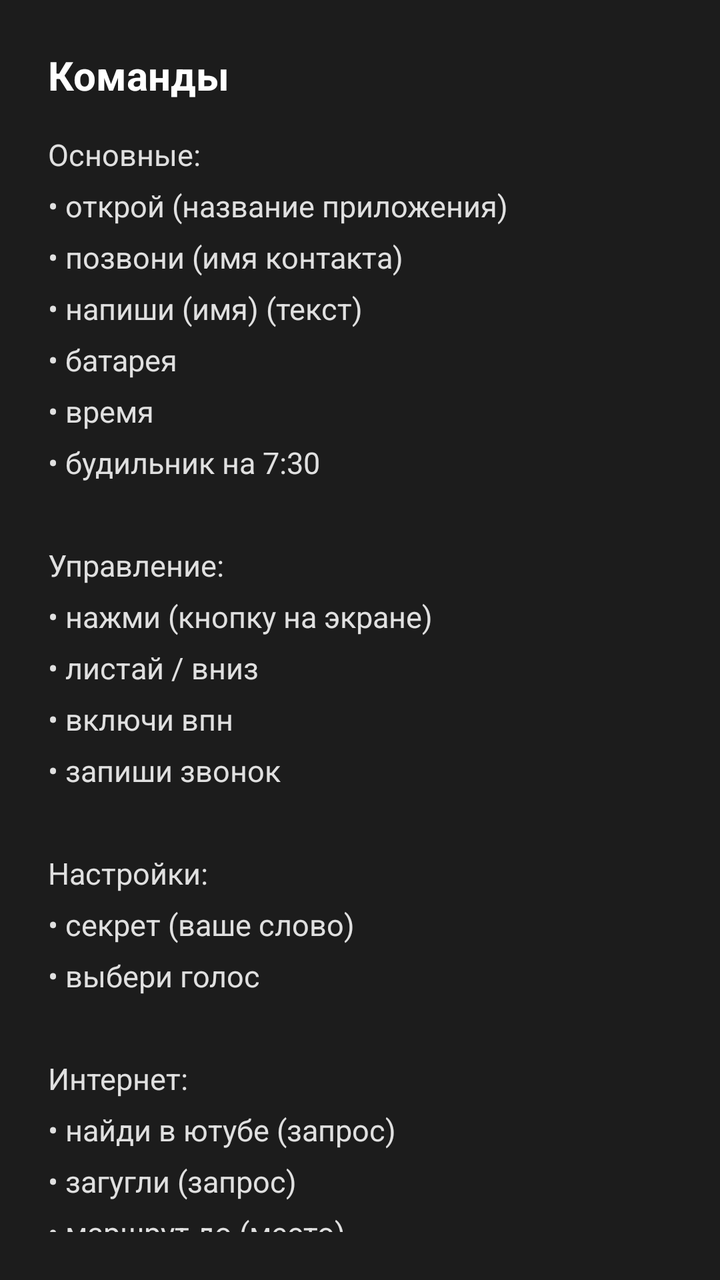
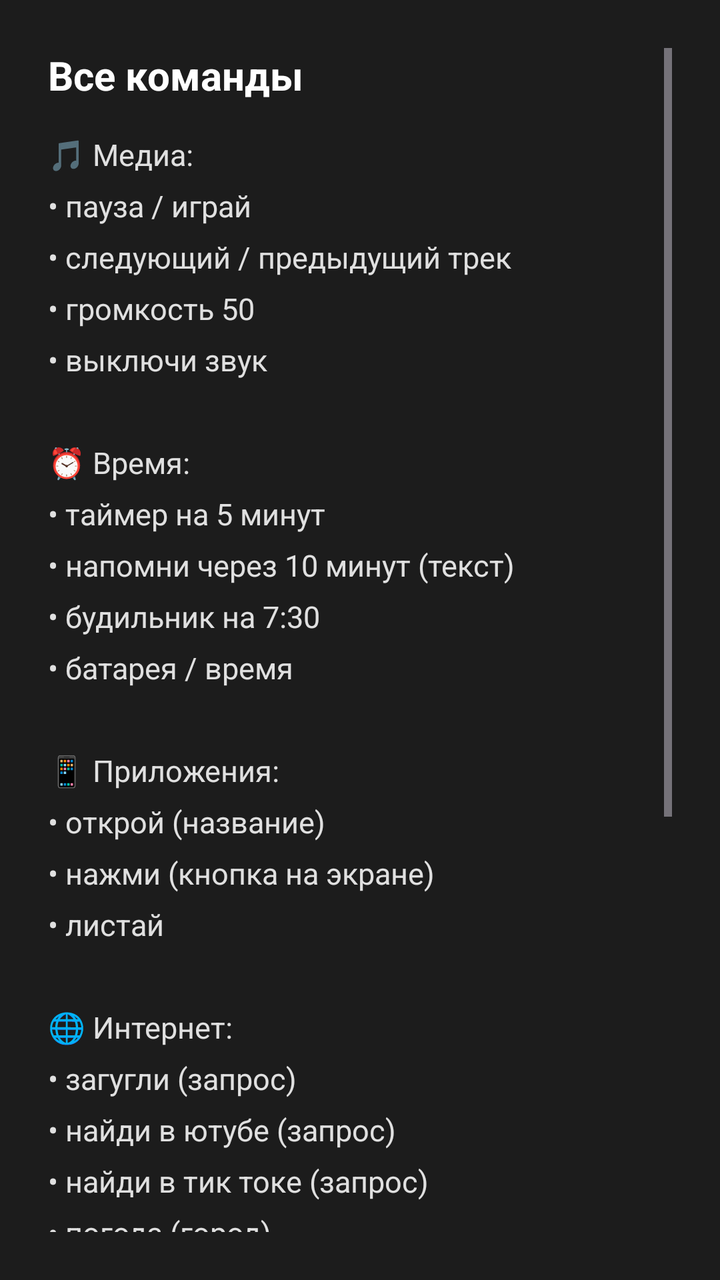

Before-and-after screenshots of an Android layout around one commit, followed by the original layout XML and the change that was made.
<!-- AndroidManifest.xml: application theme Theme.Jarvis -->
<!-- res/layout/dialog_commands_list.xml -->
<?xml version="1.0" encoding="utf-8"?>
<ScrollView xmlns:android="http://schemas.android.com/apk/res/android"
    android:layout_width="match_parent"
    android:layout_height="wrap_content"
    android:padding="24dp"
    android:background="#1C1C1C">
    
    <LinearLayout
        android:layout_width="match_parent"
        android:layout_height="wrap_content"
        android:orientation="vertical">

        <TextView
            android:layout_width="wrap_content"
            android:layout_height="wrap_content"
            android:text="Команды"
            android:textColor="#FFFFFF"
            android:textSize="20sp"
            android:textStyle="bold"
            android:layout_marginBottom="16dp"/>

        <TextView
            android:layout_width="match_parent"
            android:layout_height="wrap_content"
            android:text="Основные:\n• открой (название приложения)\n• позвони (имя контакта)\n• напиши (имя) (текст)\n• батарея\n• время\n• будильник на 7:30\n\nУправление:\n• нажми (кнопку на экране)\n• листай / вниз\n• включи впн\n• запиши звонок\n\nНастройки:\n• секрет (ваше слово)\n• выбери голос\n\nИнтернет:\n• найди в ютубе (запрос)\n• загугли (запрос)\n• маршрут до (место)"
            android:textColor="#E0E0E0"
            android:textSize="15sp"
            android:lineSpacingExtra="8dp"/>
    </LinearLayout>
</ScrollView>
<!-- resources referenced by this layout -->
<resources>
  <style name="Theme.Jarvis" parent="Theme.Material3.Dark.NoActionBar">
          <item name="colorPrimary">#6C63FF</item>
          <item name="android:statusBarColor">#0B0B0E</item>
          <item name="android:windowLightStatusBar">false</item>
          <item name="android:navigationBarColor">#0B0B0E</item>
      </style>
</resources>

<!-- the commit's change to res/layout/dialog_commands_list.xml (unified diff, before → after) -->
@@ -13,7 +13,7 @@
         <TextView
             android:layout_width="wrap_content"
             android:layout_height="wrap_content"
-            android:text="Команды"
+            android:text="Все команды"
             android:textColor="#FFFFFF"
             android:textSize="20sp"
             android:textStyle="bold"
@@ -22,7 +22,7 @@
         <TextView
             android:layout_width="match_parent"
             android:layout_height="wrap_content"
-            android:text="Основные:\n• открой (название приложения)\n• позвони (имя контакта)\n• напиши (имя) (текст)\n• батарея\n• время\n• будильник на 7:30\n\nУправление:\n• нажми (кнопку на экране)\n• листай / вниз\n• включи впн\n• запиши звонок\n\nНастройки:\n• секрет (ваше слово)\n• выбери голос\n\nИнтернет:\n• найди в ютубе (запрос)\n• загугли (запрос)\n• маршрут до (место)"
+            android:text="🎵 Медиа:\n• пауза / играй\n• следующий / предыдущий трек\n• громкость 50\n• выключи звук\n\n⏰ Время:\n• таймер на 5 минут\n• напомни через 10 минут (текст)\n• будильник на 7:30\n• батарея / время\n\n📱 Приложения:\n• открой (название)\n• нажми (кнопка на экране)\n• листай\n\n🌐 Интернет:\n• загугли (запрос)\n• найди в ютубе (запрос)\n• найди в тик токе (запрос)\n• погода (город)\n• маршрут до (место)\n\n📞 Связь:\n• позвони (контакт)\n• напиши (контакт) (текст)\n• отправь в телеграм (контакт) (текст)\n• запиши звонок\n\n⚙️ Настройки:\n• включи вайфай / блютуз\n• секрет (ваше слово)\n\n🧠 ИИ:\n• Любой вопрос"
             android:textColor="#E0E0E0"
             android:textSize="15sp"
             android:lineSpacingExtra="8dp"/>
